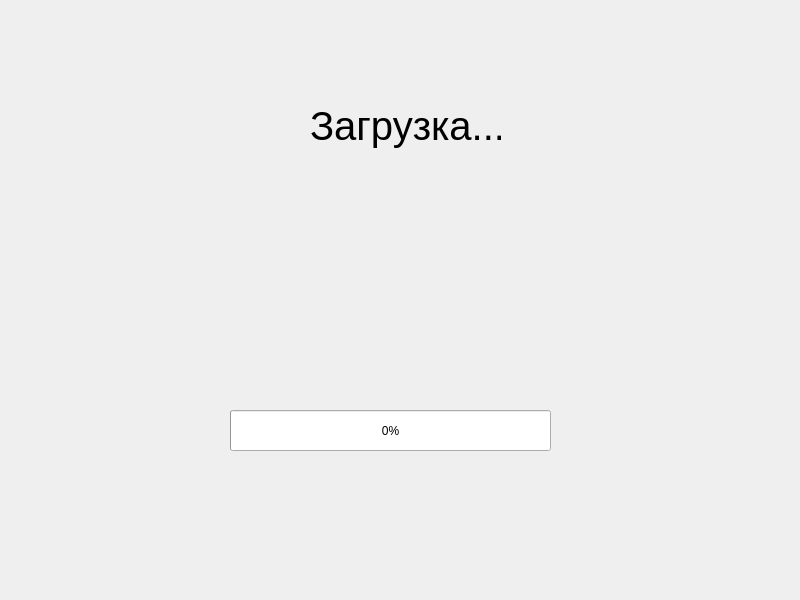
cpp-park-vk-education/2023_1_HAC, file gui/project/src/loadingwindow.ui: the form before one commit.
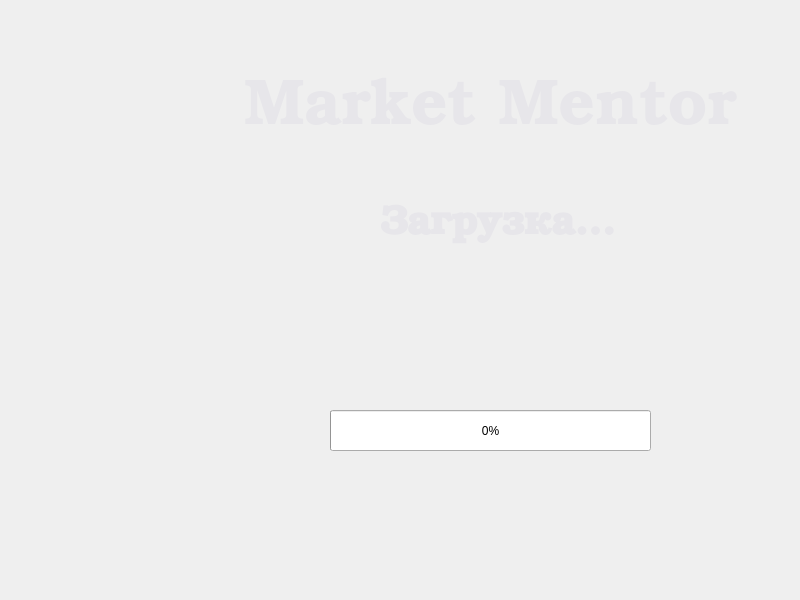
The form after the commit.

Diff of the .ui file:
```diff
--- a/gui/project/src/loadingwindow.ui
+++ b/gui/project/src/loadingwindow.ui
@@ -29,18 +29,23 @@
   <widget class="QLabel" name="label_2">
    <property name="geometry">
     <rect>
-     <x>310</x>
-     <y>80</y>
-     <width>191</width>
+     <x>380</x>
+     <y>180</y>
+     <width>241</width>
      <height>91</height>
     </rect>
    </property>
    <property name="font">
     <font>
-     <family>Ubuntu</family>
+     <family>URW Bookman</family>
      <pointsize>30</pointsize>
+     <weight>75</weight>
+     <bold>true</bold>
     </font>
    </property>
+   <property name="styleSheet">
+    <string notr="true">color: #e7e6ea;</string>
+   </property>
    <property name="text">
     <string>Загрузка...</string>
    </property>
@@ -48,7 +53,7 @@
   <widget class="QProgressBar" name="progressBar">
    <property name="geometry">
     <rect>
-     <x>230</x>
+     <x>330</x>
      <y>410</y>
      <width>321</width>
      <height>41</height>
@@ -58,6 +63,32 @@
     <number>0</number>
    </property>
   </widget>
+  <widget class="QLabel" name="label_3">
+   <property name="geometry">
+    <rect>
+     <x>240</x>
+     <y>70</y>
+     <width>501</width>
+     <height>91</height>
+    </rect>
+   </property>
+   <property name="font">
+    <font>
+     <family>URW Bookman</family>
+     <pointsize>16</pointsize>
+     <weight>75</weight>
+     <italic>false</italic>
+     <bold>true</bold>
+     <strikeout>false</strikeout>
+    </font>
+   </property>
+   <property name="styleSheet">
+    <string notr="true">&lt;html&gt;&lt;head/&gt;&lt;body&gt;&lt;p align=&quot;center&quot;&gt;&lt;span style=&quot; font-size:48pt; color: #e7e6ea&quot;&gt;Market Mentor&lt;/span&gt;&lt;/p&gt;&lt;/body&gt;&lt;/html&gt;</string>
+   </property>
+   <property name="text">
+    <string>&lt;html&gt;&lt;head/&gt;&lt;body&gt;&lt;p align=&quot;center&quot;&gt;&lt;span style=&quot; font-size:48pt; color: #e7e6ea&quot;&gt;Market Mentor&lt;/span&gt;&lt;/p&gt;&lt;/body&gt;&lt;/html&gt;</string>
+   </property>
+  </widget>
  </widget>
  <resources/>
  <connections/>
```
